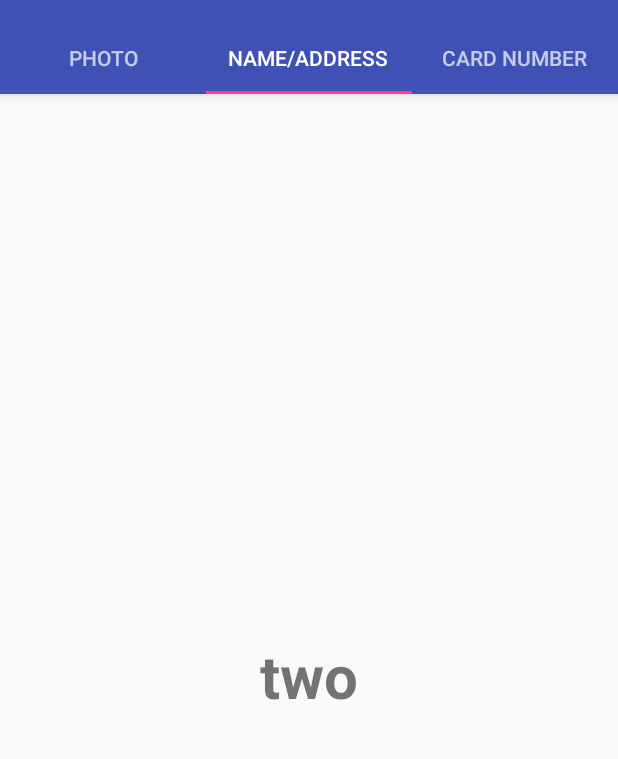
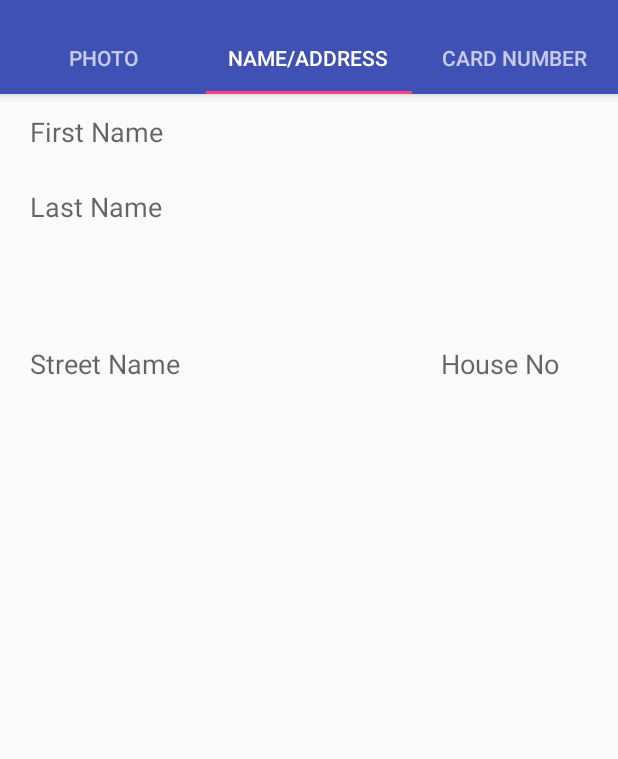
Before and after one commit to sohaiboh/h3ko, an Android app: the OneFragment screen opened directly, with no data from a screen before it, tab 2 chosen, on a phone screen of 412 x 824 dp, the part 62-821 px from its top. Run offline under Robolectric (Android 15) with nearby library versions, the light colour scheme and no system bars.

Commit message:
Designing UI for fragment two

```diff
--- a/app/src/main/java/com/example/suhayb/h3ko/MainActivity.java
+++ b/app/src/main/java/com/example/suhayb/h3ko/MainActivity.java
@@ -3,6 +3,7 @@ package com.example.suhayb.h3ko;
 import android.content.Intent;
 import android.support.v7.app.AppCompatActivity;
 import android.os.Bundle;
+import android.support.v7.app.AppCompatDelegate;
 import android.view.View;
 import android.widget.Button;
 import android.widget.EditText;
--- a/app/src/main/java/com/example/suhayb/h3ko/fragments/OneFragment.java
+++ b/app/src/main/java/com/example/suhayb/h3ko/fragments/OneFragment.java
@@ -52,7 +52,7 @@ public class OneFragment extends Fragment {
             @Override
             public void onClick(View view) {
                 if(isCameraPermissionGranted()){
-//                    takePhoto();
+                    takePhoto();
                 }
             }
         });
--- a/app/src/main/java/com/example/suhayb/h3ko/fragments/ThreeFragment.java
+++ b/app/src/main/java/com/example/suhayb/h3ko/fragments/ThreeFragment.java
@@ -1,6 +1,7 @@
 package com.example.suhayb.h3ko.fragments;
 
 import android.app.Activity;
+import android.content.Context;
 import android.os.Binder;
 import android.os.Bundle;
 import android.support.v4.app.Fragment;
@@ -43,8 +44,6 @@ public class ThreeFragment extends Fragment {
         cardNo = view.findViewById(R.id.EdTxtCardNo);
         searchPatient = view.findViewById(R.id.btnSearchPatient);
 
-//        TODO: Continue here!!!
-        hideSoftKeyboard(getActivity().getParent());
 
         searchPatient.setOnClickListener(new View.OnClickListener() {
             @Override
@@ -54,14 +53,4 @@ public class ThreeFragment extends Fragment {
         });
     }
 
-    public static void hideSoftKeyboard(Activity activity) {
-        InputMethodManager inputMethodManager =
-                (InputMethodManager) activity.getSystemService(
-                        Activity.INPUT_METHOD_SERVICE);
-        inputMethodManager.hideSoftInputFromWindow(
-                activity.getCurrentFocus().getWindowToken(), 0);
-    }
-
-
-
 }
--- a/app/src/main/res/layout/fragment_two.xml
+++ b/app/src/main/res/layout/fragment_two.xml
@@ -1,15 +1,86 @@
-<RelativeLayout xmlns:android="http://schemas.android.com/apk/res/android"
+<LinearLayout xmlns:android="http://schemas.android.com/apk/res/android"
     xmlns:tools="http://schemas.android.com/tools"
     android:layout_width="match_parent"
     android:layout_height="match_parent"
     tools:context="com.example.suhayb.h3ko.fragments.TwoFragment">
 
-    <TextView
-        android:layout_width="wrap_content"
-        android:layout_height="wrap_content"
-        android:layout_centerInParent="true"
-        android:text="two"
-        android:textSize="40dp"
-        android:textStyle="bold" />
+    <LinearLayout
+        android:layout_width="match_parent"
+        android:layout_height="match_parent"
+        android:weightSum="1"
+        android:orientation="vertical">
 
-</RelativeLayout>
+        <LinearLayout
+            android:layout_marginRight="10dp"
+            android:layout_marginLeft= "10dp"
+            android:layout_width="match_parent"
+            android:layout_height="0dp"
+            android:layout_weight="0.2"
+            android:orientation="vertical">
+
+            <EditText
+                android:padding="10dp"
+                android:hint="First Name"
+                android:background="@android:color/transparent"
+                android:layout_width="match_parent"
+                android:layout_height="50dp" />
+
+            <EditText
+                android:padding="10dp"
+                android:hint="Last Name"
+                android:background="@android:color/transparent"
+                android:layout_width="match_parent"
+                android:layout_height="50dp" />
+        </LinearLayout>
+
+        <LinearLayout
+            android:layout_marginRight="10dp"
+            android:layout_marginLeft= "10dp"
+            android:layout_width="match_parent"
+            android:layout_height="0dp"
+            android:layout_weight="0.1"
+            android:orientation="horizontal">
+
+            <LinearLayout
+                android:layout_width="match_parent"
+                android:layout_height="match_parent"
+                android:weightSum="1"
+                android:orientation="horizontal">
+
+                <LinearLayout
+                    android:layout_width="0dp"
+                    android:layout_height="match_parent"
+                    android:orientation="horizontal"
+                    android:layout_weight="0.70">
+
+                    <EditText
+                        android:padding="10dp"
+                        android:hint="Street Name"
+                        android:background="@android:color/transparent"
+                        android:layout_width="match_parent"
+                        android:layout_height="50dp" />
+
+                </LinearLayout>
+
+                <LinearLayout
+                    android:layout_width="0dp"
+                    android:layout_height="match_parent"
+                    android:orientation="horizontal"
+                    android:layout_weight="0.30">
+
+                    <EditText
+                        android:padding="10dp"
+                        android:hint="House No"
+                        android:background="@android:color/transparent"
+                        android:layout_width="match_parent"
+                        android:layout_height="50dp" />
+
+                </LinearLayout>
+            </LinearLayout>
+
+        </LinearLayout>
+
+
+    </LinearLayout>
+
+</LinearLayout>
```
Also changed, not shown: app/src/main/res/drawable/dowser.png (renamed from app/src/main/res/drawable-v24/dowser.png).
